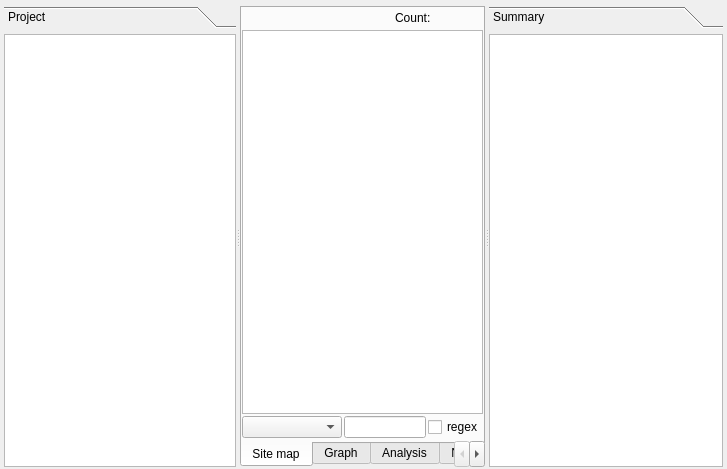
First picture: the form in sub3suite/src/project/Project.ui, repository 3nock/OTE, before the edit.
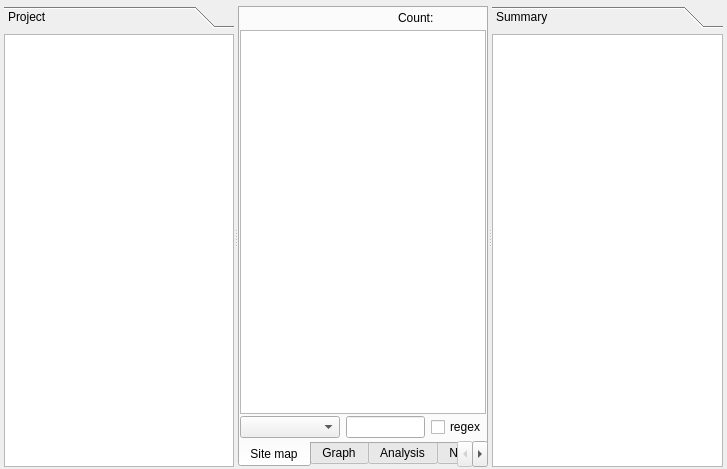
Second picture: the form after the edit.

What changed in the file:
```diff
--- a/sub3suite/src/project/Project.ui
+++ b/sub3suite/src/project/Project.ui
@@ -180,6 +180,9 @@
          </item>
          <item>
           <layout class="QHBoxLayout" name="horizontalLayout">
+           <property name="spacing">
+            <number>6</number>
+           </property>
            <item>
             <widget class="QComboBox" name="comboBoxFilter">
              <property name="minimumSize">
```
Left out of the diff: 8 changed lines with no effect on the pictures.
